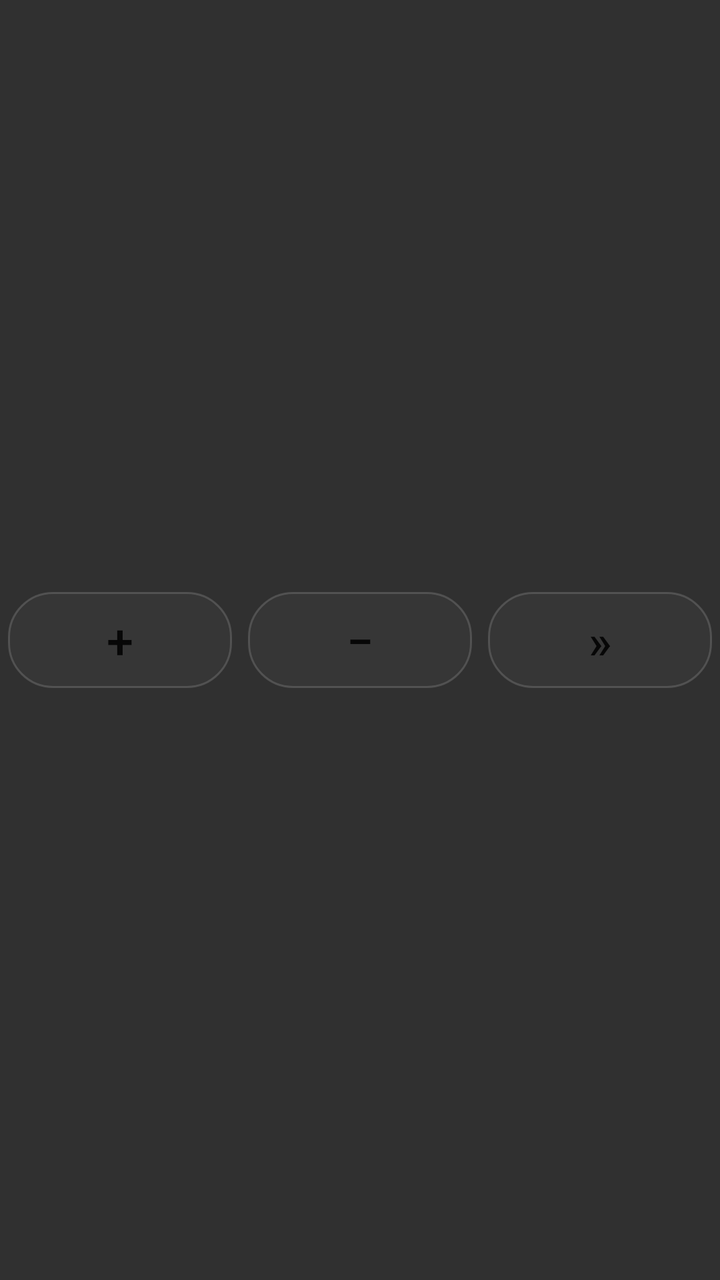
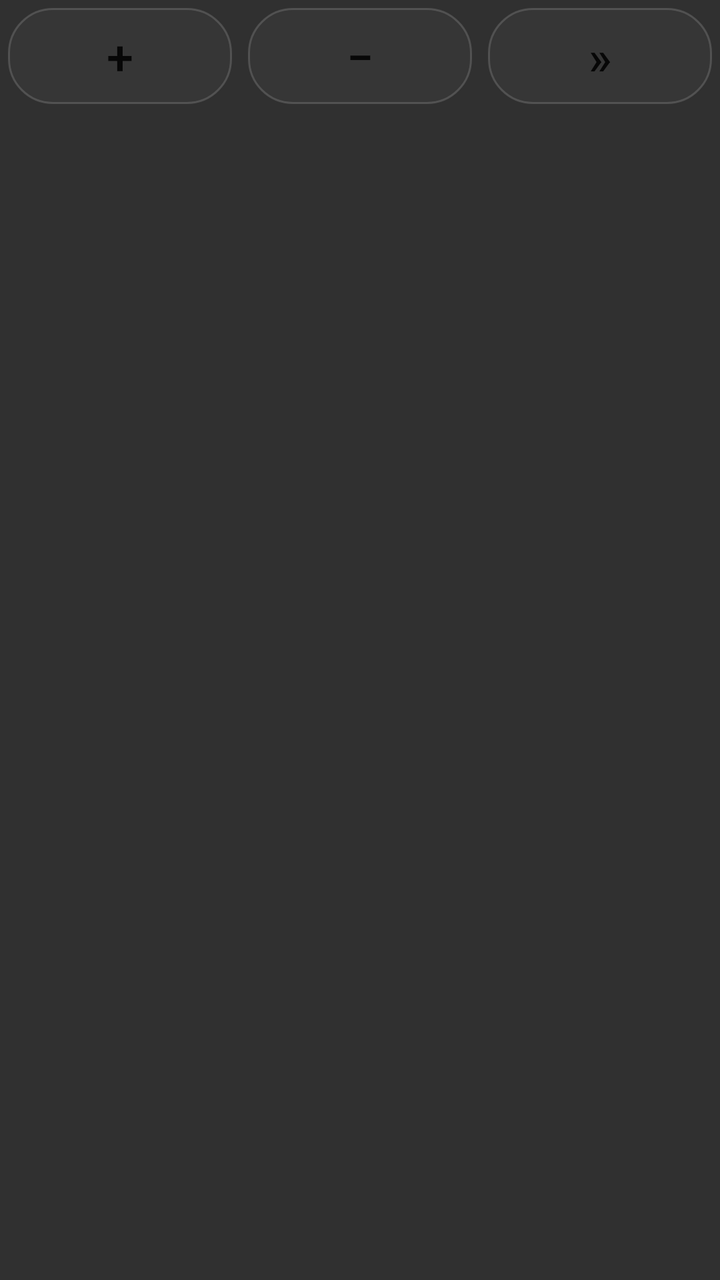

Screens rendered from an Android XML layout before and after an edit, with the pre-edit source and the edit as a unified diff.
<!-- AndroidManifest.xml: application theme Theme.SpotifyCurator -->
<!-- res/layout/notification_curator.xml -->
<?xml version="1.0" encoding="utf-8"?>
<LinearLayout xmlns:android="http://schemas.android.com/apk/res/android"
    android:layout_width="match_parent"
    android:layout_height="wrap_content"
    android:baselineAligned="false"
    android:gravity="center_vertical"
    android:orientation="horizontal">

    <TextView
        android:id="@+id/action_add"
        style="@style/CuratorNotificationGlyph"
        android:contentDescription="@string/action_add"
        android:text="@string/glyph_add" />

    <TextView
        android:id="@+id/action_remove"
        style="@style/CuratorNotificationGlyph"
        android:contentDescription="@string/action_remove"
        android:text="@string/glyph_remove" />

    <TextView
        android:id="@+id/action_skip"
        style="@style/CuratorNotificationGlyph"
        android:contentDescription="@string/action_skip"
        android:text="@string/glyph_skip" />

</LinearLayout>
<!-- resources referenced by this layout -->
<resources>
  <string name="action_add">Add</string>
  <string name="action_remove">Remove</string>
  <string name="action_skip">Skip</string>
  <string name="glyph_add" translatable="false">+</string>
  <string name="glyph_remove" translatable="false">−</string>
  <string name="glyph_skip" translatable="false">»</string>
  <style name="CuratorNotificationGlyph" parent="CuratorNotificationButton">
          <item name="android:layout_width">0dp</item>
          <item name="android:layout_weight">1</item>
          <item name="android:minHeight">48dp</item>
          <item name="android:paddingStart">0dp</item>
          <item name="android:paddingEnd">0dp</item>
          <item name="android:textSize">24sp</item>
      </style>
  <style name="Theme.SpotifyCurator" parent="android:Theme.Material.NoActionBar" />
  <style name="CuratorNotificationButton">
          <item name="android:layout_width">wrap_content</item>
          <item name="android:layout_height">wrap_content</item>
          <item name="android:layout_margin">4dp</item>
          <item name="android:minWidth">44dp</item>
          <item name="android:minHeight">44dp</item>
          <item name="android:gravity">center</item>
          <item name="android:paddingStart">4dp</item>
          <item name="android:paddingEnd">4dp</item>
          <item name="android:textAppearance">@style/TextAppearance.Compat.Notification.Title</item>
          <item name="android:background">@drawable/notification_button</item>
          <item name="android:foreground">?android:attr/selectableItemBackground</item>
      </style>
  <!-- drawable notification_button (drawable) -->
  <?xml version="1.0" encoding="utf-8"?>
  <shape xmlns:android="http://schemas.android.com/apk/res/android"
      android:shape="rectangle">
      <corners android:radius="22dp" />
      <solid android:color="#14808080" />
      <stroke
          android:width="1dp"
          android:color="#66808080" />
  </shape>
</resources>

<!-- the commit's change to res/layout/notification_curator.xml (unified diff, before → after) -->
@@ -2,26 +2,37 @@
 <LinearLayout xmlns:android="http://schemas.android.com/apk/res/android"
     android:layout_width="match_parent"
     android:layout_height="wrap_content"
-    android:baselineAligned="false"
-    android:gravity="center_vertical"
-    android:orientation="horizontal">
+    android:orientation="vertical">
+
+    <LinearLayout
+        android:layout_width="match_parent"
+        android:layout_height="wrap_content"
+        android:baselineAligned="false"
+        android:gravity="center_vertical"
+        android:orientation="horizontal">
+
+        <TextView
+            android:id="@+id/action_add"
+            style="@style/CuratorNotificationGlyph"
+            android:contentDescription="@string/action_add"
+            android:text="@string/glyph_add" />
+
+        <TextView
+            android:id="@+id/action_remove"
+            style="@style/CuratorNotificationGlyph"
+            android:contentDescription="@string/action_remove"
+            android:text="@string/glyph_remove" />
+
+        <TextView
+            android:id="@+id/action_skip"
+            style="@style/CuratorNotificationGlyph"
+            android:contentDescription="@string/action_skip"
+            android:text="@string/glyph_skip" />
+    </LinearLayout>
 
     <TextView
-        android:id="@+id/action_add"
-        style="@style/CuratorNotificationGlyph"
-        android:contentDescription="@string/action_add"
-        android:text="@string/glyph_add" />
-
-    <TextView
-        android:id="@+id/action_remove"
-        style="@style/CuratorNotificationGlyph"
-        android:contentDescription="@string/action_remove"
-        android:text="@string/glyph_remove" />
-
-    <TextView
-        android:id="@+id/action_skip"
-        style="@style/CuratorNotificationGlyph"
-        android:contentDescription="@string/action_skip"
-        android:text="@string/glyph_skip" />
+        android:id="@+id/status_line"
+        style="@style/CuratorNotificationStatus"
+        android:visibility="gone" />
 
 </LinearLayout>
<!-- resource entries referenced after the edit -->
@@ -13,6 +13,16 @@
           <item name="android:paddingStart">0dp</item>
           <item name="android:paddingEnd">0dp</item>
           <item name="android:textSize">24sp</item>
+      </style>
+  <style name="CuratorNotificationStatus">
+          <item name="android:layout_width">match_parent</item>
+          <item name="android:layout_height">wrap_content</item>
+          <item name="android:layout_marginStart">8dp</item>
+          <item name="android:layout_marginEnd">8dp</item>
+          <item name="android:layout_marginBottom">4dp</item>
+          <item name="android:maxLines">2</item>
+          <item name="android:ellipsize">end</item>
+          <item name="android:textAppearance">@style/TextAppearance.Compat.Notification.Info</item>
       </style>
   <style name="Theme.SpotifyCurator" parent="android:Theme.Material.NoActionBar" />
   <style name="CuratorNotificationButton">
